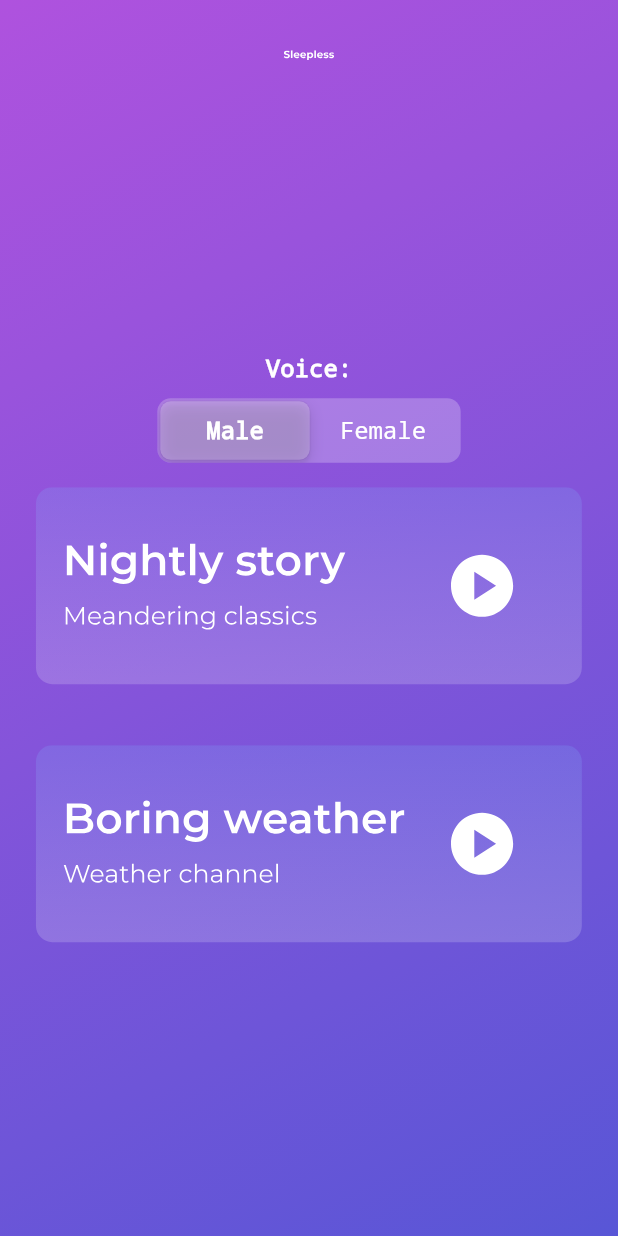
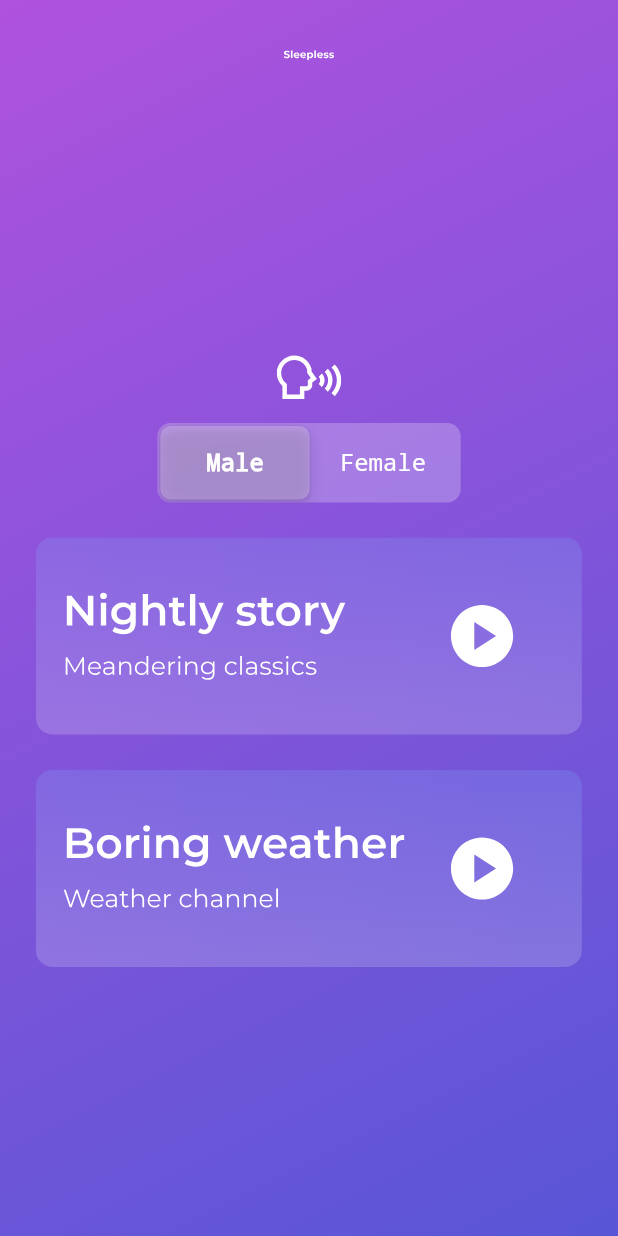
Before and after one commit to meanderingsleep/meandering-app, a Flutter app: the screen it shows after launch, on a phone screen of 412 x 824 dp. Run offline on Flutter 3.47's test engine with Material 3 defaults, Android fonts, the phone set to English and light mode, and no system bars; our stand-ins replace audioplayers, flutter_svg.

Commit message:
Changed 'voice:' to a speaking SVG icon

```diff
--- a/sleepless_app/lib/home_screen.dart
+++ b/sleepless_app/lib/home_screen.dart
@@ -44,15 +44,12 @@ class _HomeScreenState extends State<HomeScreen> {
                   crossAxisAlignment: CrossAxisAlignment.center,
                   children: [
                     Padding(
-                      padding: EdgeInsets.all(10.0),
-                      child: Text('Voice:',
-                          style: TextStyle(
-                            fontSize: 16.0,
-                            decoration: TextDecoration.none,
-                            color: Colors.white,
-                          )),
+                      padding: EdgeInsets.all(15.0),
+                      child: SvgPicture.asset('assets/images/speakingicon.svg')
                     ),
-                    CupertinoSlidingSegmentedControl<String>(
+                    Padding(
+                      padding: const EdgeInsets.only(bottom: 13.0),
+                      child: CupertinoSlidingSegmentedControl<String>(
                         key: const Key('genderSlider'),
                         backgroundColor: Colors.white24, // Semi-transparent background
                         thumbColor: Colors.white24, // White thumb for better visibility
@@ -67,7 +64,7 @@ class _HomeScreenState extends State<HomeScreen> {
                                 )),
                           ),
                           'female': Padding(
-                          padding: EdgeInsets.symmetric(vertical: 10.0, horizontal: 10.0),
+                            padding: EdgeInsets.symmetric(vertical: 15.0, horizontal: 10.0),
                             child: Text('Female',
                                 style: TextStyle(
                                   fontSize: 16.0,
@@ -83,7 +80,9 @@ class _HomeScreenState extends State<HomeScreen> {
                         },
                         groupValue: _selectedGender,
                       ),
+                    ),
                     CupertinoButton(
+                      padding: const EdgeInsets.symmetric(horizontal: 20.0, vertical: 10.0),
                       child: SvgPicture.asset('assets/images/playnightly.svg'),
                       onPressed: () {
                         Navigator.push(
@@ -93,6 +92,7 @@ class _HomeScreenState extends State<HomeScreen> {
                       },
                     ),
                     CupertinoButton(
+                      padding: const EdgeInsets.symmetric(horizontal: 20.0, vertical: 5.0),
                       child: SvgPicture.asset('assets/images/boringweather.svg'),
                       onPressed: () {
                         Navigator.push(
```
Also changed, not shown: sleepless_app/assets/images/speakingicon.svg (added). Lines whose indentation alone changed are shown as unchanged.
